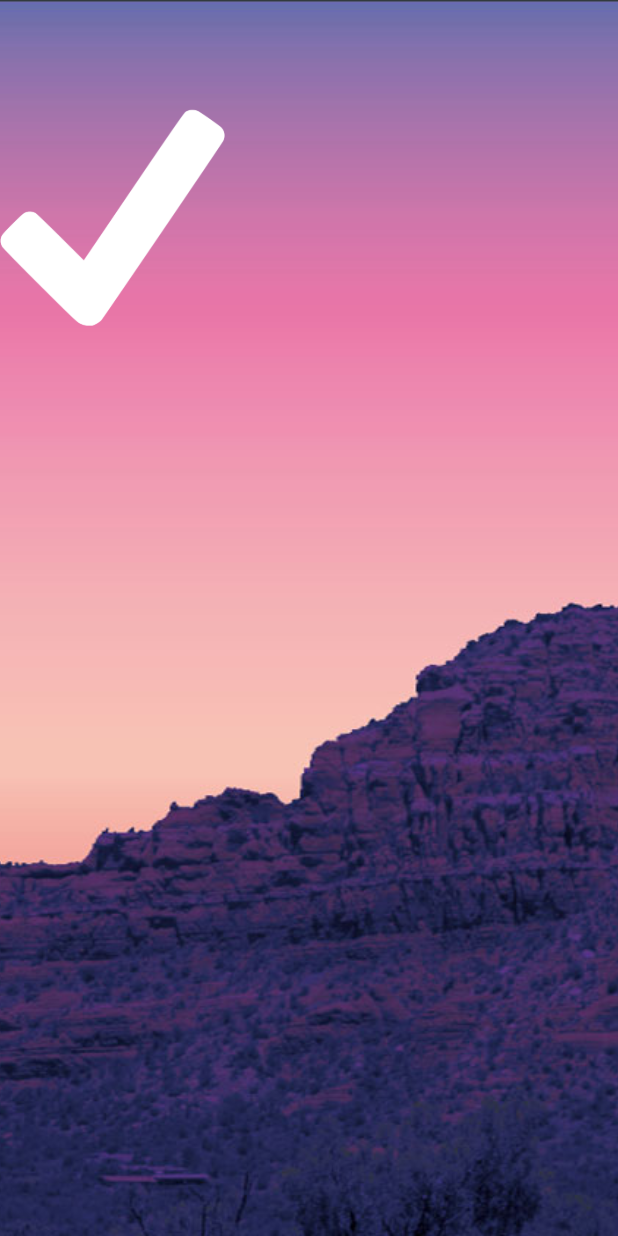
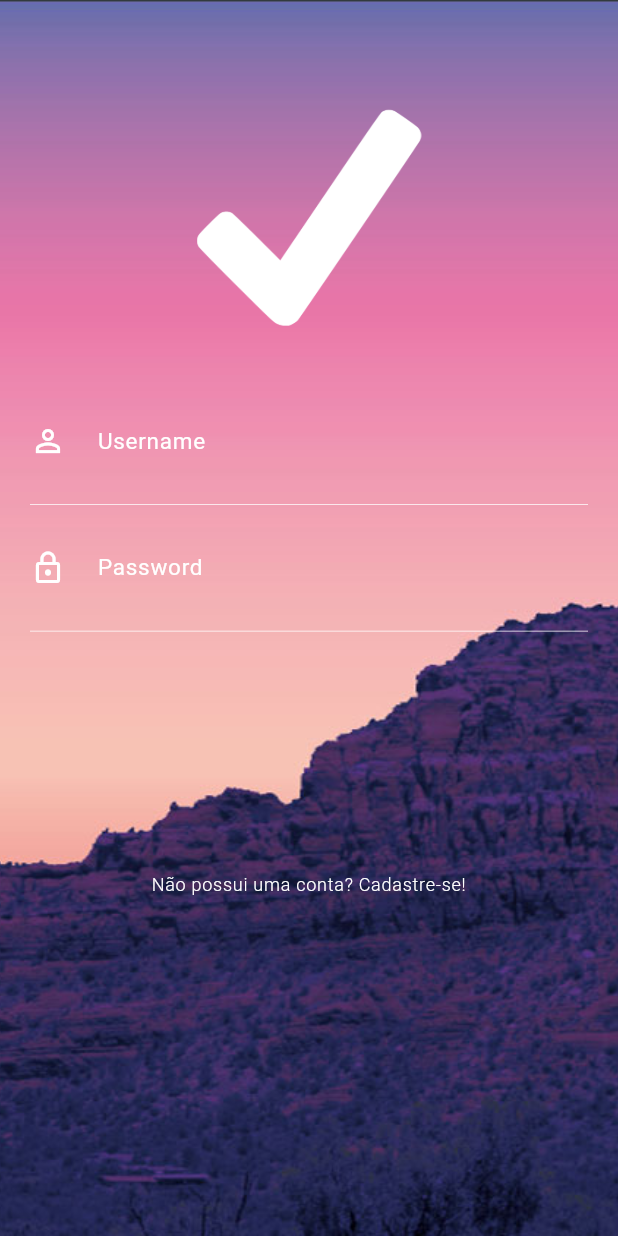
Before and after one commit to iraponan/login_animated, a Flutter app: the screen it shows after launch, on a phone screen of 412 x 824 dp. Run offline on Flutter 3.47's test engine with Material 3 defaults, Android fonts, the light colour scheme and no system bars.

Commit message:
Criando os campos do formulário.

```diff
--- a/lib/pages/login/login.dart
+++ b/lib/pages/login/login.dart
@@ -1,4 +1,6 @@
 import 'package:flutter/material.dart';
+import 'package:login_animated/pages/login/widgets/form_container.dart';
+import 'package:login_animated/pages/login/widgets/sign_up_button.dart';
 
 class LoginPage extends StatefulWidget {
   const LoginPage({super.key});
@@ -34,6 +36,8 @@
                         fit: BoxFit.contain,
                       ),
                     ),
+                    const FormContainer(),
+                    const SignUpButton(),
                   ],
                 ),
               ],
--- a/lib/pages/login/widgets/form_container.dart
+++ b/lib/pages/login/widgets/form_container.dart
@@ -1,4 +1,5 @@
 import 'package:flutter/material.dart';
+import 'package:login_animated/pages/login/widgets/input_field.dart';
 
 class FormContainer extends StatelessWidget {
   const FormContainer({super.key});
@@ -7,10 +8,19 @@
   Widget build(BuildContext context) {
     return Container(
       margin: const EdgeInsets.symmetric(horizontal: 20),
-      child: Form(
+      child: const Form(
         child: Column(
           children: [
-
+            InputField(
+              hint: 'Username',
+              obscure: false,
+              icon: Icons.person_outline,
+            ),
+            InputField(
+              hint: 'Password',
+              obscure: true,
+              icon: Icons.lock_outline,
+            ),
           ],
         ),
       ),
--- /dev/null
+++ b/lib/pages/login/widgets/input_field.dart
@@ -0,0 +1,51 @@
+import 'package:flutter/material.dart';
+
+class InputField extends StatelessWidget {
+  final String hint;
+  final bool obscure;
+  final IconData icon;
+
+  const InputField(
+      {super.key,
+      required this.hint,
+      required this.obscure,
+      required this.icon});
+
+  @override
+  Widget build(BuildContext context) {
+    return Container(
+      decoration: const BoxDecoration(
+        border: Border(
+          bottom: BorderSide(
+            color: Colors.white,
+            width: 0.5,
+          ),
+        ),
+      ),
+      child: TextFormField(
+        obscureText: obscure,
+        style: const TextStyle(
+          color: Colors.white,
+        ),
+        decoration: InputDecoration(
+          icon: Icon(
+            icon,
+            color: Colors.white,
+          ),
+          border: InputBorder.none,
+          hintText: hint,
+          hintStyle: const TextStyle(
+            color: Colors.white,
+            fontSize: 15.0,
+          ),
+          contentPadding: const EdgeInsets.only(
+            top: 30,
+            right: 30,
+            bottom: 30,
+            left: 5,
+          ),
+        ),
+      ),
+    );
+  }
+}
--- /dev/null
+++ b/lib/pages/login/widgets/sign_up_button.dart
@@ -0,0 +1,26 @@
+import 'package:flutter/material.dart';
+
+class SignUpButton extends StatelessWidget {
+  const SignUpButton({super.key});
+
+  @override
+  Widget build(BuildContext context) {
+    return TextButton(
+      onPressed: () {},
+      style: TextButton.styleFrom(
+        padding: const EdgeInsets.only(top: 160),
+      ),
+      child: const Text(
+        'Não possui uma conta? Cadastre-se!',
+        textAlign: TextAlign.center,
+        style: TextStyle(
+          fontWeight: FontWeight.w300,
+          color: Colors.white,
+          fontSize: 12,
+          letterSpacing: 0.5,
+        ),
+        overflow: TextOverflow.ellipsis,
+      ),
+    );
+  }
+}
```
